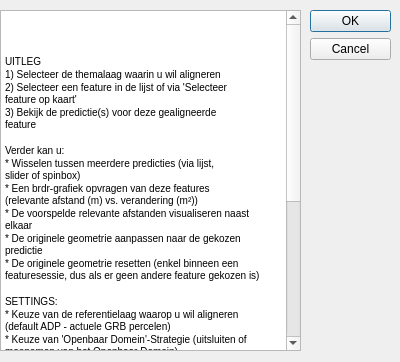
This is plugin/brdrq/brdrq_help.ui in OnroerendErfgoed/brdrQ as Qt 5 draws it before an edit. The edited form follows.
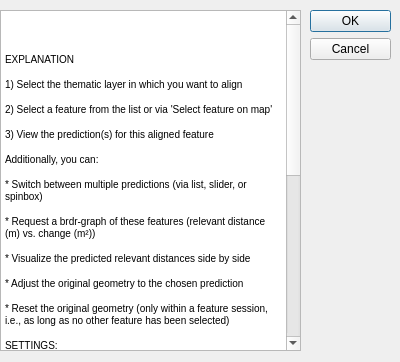
This is the edited form.

Diff of the .ui file:
```diff
--- a/plugin/brdrq/brdrq_help.ui
+++ b/plugin/brdrq/brdrq_help.ui
@@ -40,75 +40,31 @@
             </property>
             <property name="html">
                 <string>&lt;!DOCTYPE HTML PUBLIC &quot;-//W3C//DTD HTML 4.0//EN&quot; &quot;http://www.w3.org/TR/REC-html40/strict.dtd&quot;&gt;
-                    &lt;html&gt;&lt;head&gt;&lt;meta name=&quot;qrichtext&quot; content=&quot;1&quot; /&gt;&lt;style
-                    type=&quot;text/css&quot;&gt;
-                    p, li { white-space: pre-wrap; }
-                    &lt;/style&gt;&lt;/head&gt;&lt;body style=&quot; font-family:'MS Shell Dlg 2'; font-size:7.8pt;
-                    font-weight:400; font-style:normal;&quot;&gt;
-                    &lt;p style=&quot; margin-top:0px; margin-bottom:0px; margin-left:0px; margin-right:0px;
-                    -qt-block-indent:0; text-indent:0px;&quot;&gt; &lt;/p&gt;
-                    &lt;p style=&quot; margin-top:0px; margin-bottom:0px; margin-left:0px; margin-right:0px;
-                    -qt-block-indent:0; text-indent:0px;&quot;&gt;UITLEG&lt;/p&gt;
-                    &lt;p style=&quot; margin-top:0px; margin-bottom:0px; margin-left:0px; margin-right:0px;
-                    -qt-block-indent:0; text-indent:0px;&quot;&gt;1) Selecteer de themalaag waarin u wil aligneren &lt;/p&gt;
-                    &lt;p style=&quot; margin-top:0px; margin-bottom:0px; margin-left:0px; margin-right:0px;
-                    -qt-block-indent:0; text-indent:0px;&quot;&gt;2) Selecteer een feature in de lijst of via 'Selecteer
-                    feature op kaart' &lt;/p&gt;
-                    &lt;p style=&quot; margin-top:0px; margin-bottom:0px; margin-left:0px; margin-right:0px;
-                    -qt-block-indent:0; text-indent:0px;&quot;&gt;3) Bekijk de predictie(s) voor deze gealigneerde
-                    feature &lt;/p&gt;
-                    &lt;p style=&quot; margin-top:0px; margin-bottom:0px; margin-left:0px; margin-right:0px;
-                    -qt-block-indent:0; text-indent:0px;&quot;&gt; &lt;/p&gt;
-                    &lt;p style=&quot; margin-top:0px; margin-bottom:0px; margin-left:0px; margin-right:0px;
-                    -qt-block-indent:0; text-indent:0px;&quot;&gt;Verder kan u:&lt;/p&gt;
-                    &lt;p style=&quot; margin-top:0px; margin-bottom:0px; margin-left:0px; margin-right:0px;
-                    -qt-block-indent:0; text-indent:0px;&quot;&gt;* Wisselen tussen meerdere predicties (via lijst,
-                    slider of spinbox) &lt;/p&gt;
-                    &lt;p style=&quot; margin-top:0px; margin-bottom:0px; margin-left:0px; margin-right:0px;
-                    -qt-block-indent:0; text-indent:0px;&quot;&gt;* Een brdr-grafiek opvragen van deze features
-                    (relevante afstand (m) vs. verandering (m²)) &lt;/p&gt;
-                    &lt;p style=&quot; margin-top:0px; margin-bottom:0px; margin-left:0px; margin-right:0px;
-                    -qt-block-indent:0; text-indent:0px;&quot;&gt;* De voorspelde relevante afstanden visualiseren naast
-                    elkaar &lt;/p&gt;
-                    &lt;p style=&quot; margin-top:0px; margin-bottom:0px; margin-left:0px; margin-right:0px;
-                    -qt-block-indent:0; text-indent:0px;&quot;&gt;* De originele geometrie aanpassen naar de gekozen
-                    predictie&lt;/p&gt;
-                    &lt;p style=&quot; margin-top:0px; margin-bottom:0px; margin-left:0px; margin-right:0px;
-                    -qt-block-indent:0; text-indent:0px;&quot;&gt;* De originele geometrie resetten (enkel binneen een
-                    featuresessie, dus als er geen andere feature gekozen is)&lt;/p&gt;
-                    &lt;p style=&quot;-qt-paragraph-type:empty; margin-top:0px; margin-bottom:0px; margin-left:0px;
-                    margin-right:0px; -qt-block-indent:0; text-indent:0px;&quot;&gt;&lt;br /&gt;&lt;/p&gt;
-                    &lt;p style=&quot; margin-top:0px; margin-bottom:0px; margin-left:0px; margin-right:0px;
-                    -qt-block-indent:0; text-indent:0px;&quot;&gt;SETTINGS:&lt;/p&gt;
-                    &lt;p style=&quot; margin-top:0px; margin-bottom:0px; margin-left:0px; margin-right:0px;
-                    -qt-block-indent:0; text-indent:0px;&quot;&gt;* Keuze van de referentielaag waarop u wil aligneren
-                    (default ADP - actuele GRB percelen)&lt;/p&gt;
-                    &lt;p style=&quot; margin-top:0px; margin-bottom:0px; margin-left:0px; margin-right:0px;
-                    -qt-block-indent:0; text-indent:0px;&quot;&gt;* Keuze van 'Openbaar Domein'-Strategie (uitsluiten of
-                    meenemen van het Openbaar Domein)&lt;/p&gt;
-                    &lt;p style=&quot; margin-top:0px; margin-bottom:0px; margin-left:0px; margin-right:0px;
-                    -qt-block-indent:0; text-indent:0px;&quot;&gt;* Threshold_overlap_percentage (default 50):
-                    terugvalwaarde voor algoritme indien geen relevante gebieden gedetecteerd worden&lt;/p&gt;
-                    &lt;p style=&quot; margin-top:0px; margin-bottom:0px; margin-left:0px; margin-right:0px;
-                    -qt-block-indent:0; text-indent:0px;&quot;&gt;* Maximale relevante afstand: Maximale afstand (in
-                    meter) die mag gebruikt worden om predicties te zoeken. (Predictie wijkt maximaal met deze waarde af
-                    van het origineel)&lt;/p&gt;
-                    &lt;p style=&quot; margin-top:0px; margin-bottom:0px; margin-left:0px; margin-right:0px;
-                    -qt-block-indent:0; text-indent:0px;&quot;&gt;* brdr_formula toevoegen: Een veld met een
-                    formulerende beschrijving van de geometrie wordt toegevoegd aan het resultaat&lt;/p&gt;
-                    &lt;p style=&quot; margin-top:0px; margin-bottom:0px; margin-left:0px; margin-right:0px;
-                    -qt-block-indent:0; text-indent:0px;&quot;&gt;* Evaluatiestrategie FULL: Keuze die de score van de
-                    predicties bepaalt op basis van een volledige overlap met referentiepolygonen:&lt;/p&gt;
-                    &lt;p style=&quot; margin-top:0px; margin-bottom:0px; margin-left:0px; margin-right:0px;
-                    -qt-block-indent:0; text-indent:0px;&quot;&gt; * ONLY_FULL: Enkel predicties met een volledige
-                    referentie-overlap worden getoond&lt;/p&gt;
-                    &lt;p style=&quot; margin-top:0px; margin-bottom:0px; margin-left:0px; margin-right:0px;
-                    -qt-block-indent:0; text-indent:0px;&quot;&gt; * PREFER_FULL: Predicties met een volledige
-                    referentie-overlap krijgen een hogere score, anderen worden wel getoond&lt;/p&gt;
-                    &lt;p style=&quot; margin-top:0px; margin-bottom:0px; margin-left:0px; margin-right:0px;
-                    -qt-block-indent:0; text-indent:0px;&quot;&gt; * NO_FULL: Er wordt geen onderscheid gemaakt tussen
-                    predicties met of zonder volledige referentie-overlap&lt;/p&gt;&lt;/body&gt;&lt;/html&gt;
-                </string>
+&lt;html&gt;&lt;head&gt;&lt;meta name=&quot;qrichtext&quot; content=&quot;1&quot; /&gt;&lt;style type=&quot;text/css&quot;&gt;
+p, li { white-space: pre-wrap; }
+&lt;/style&gt;&lt;/head&gt;&lt;body style=&quot; font-family:'MS Shell Dlg 2'; font-size:8.25pt; font-weight:400; font-style:normal;&quot;&gt;
+&lt;p style=&quot; margin-top:0px; margin-bottom:0px; margin-left:0px; margin-right:0px; -qt-block-indent:0; text-indent:0px;&quot;&gt;&lt;span style=&quot; font-size:8pt;&quot;&gt;    &lt;/span&gt;&lt;/p&gt;
+&lt;p style=&quot; margin-top:0px; margin-bottom:0px; margin-left:0px; margin-right:0px; -qt-block-indent:0; text-indent:0px;&quot;&gt;    &lt;/p&gt;
+&lt;p style=&quot; margin-top:12px; margin-bottom:12px; margin-left:0px; margin-right:0px; -qt-block-indent:0; text-indent:0px;&quot;&gt;&lt;span style=&quot; font-size:7.8pt;&quot;&gt;EXPLANATION&lt;/span&gt;    &lt;/p&gt;
+&lt;p style=&quot; margin-top:12px; margin-bottom:12px; margin-left:0px; margin-right:0px; -qt-block-indent:0; text-indent:0px;&quot;&gt;&lt;span style=&quot; font-size:7.8pt;&quot;&gt;1) Select the thematic layer in which you want to align&lt;/span&gt;    &lt;/p&gt;
+&lt;p style=&quot; margin-top:12px; margin-bottom:12px; margin-left:0px; margin-right:0px; -qt-block-indent:0; text-indent:0px;&quot;&gt;&lt;span style=&quot; font-size:7.8pt;&quot;&gt;2) Select a feature from the list or via 'Select feature on map'&lt;/span&gt;    &lt;/p&gt;
+&lt;p style=&quot; margin-top:12px; margin-bottom:12px; margin-left:0px; margin-right:0px; -qt-block-indent:0; text-indent:0px;&quot;&gt;&lt;span style=&quot; font-size:7.8pt;&quot;&gt;3) View the prediction(s) for this aligned feature&lt;/span&gt;    &lt;/p&gt;
+&lt;p style=&quot; margin-top:12px; margin-bottom:12px; margin-left:0px; margin-right:0px; -qt-block-indent:0; text-indent:0px;&quot;&gt;&lt;span style=&quot; font-size:7.8pt;&quot;&gt;Additionally, you can:&lt;/span&gt;    &lt;/p&gt;
+&lt;p style=&quot; margin-top:12px; margin-bottom:12px; margin-left:0px; margin-right:0px; -qt-block-indent:0; text-indent:0px;&quot;&gt;&lt;span style=&quot; font-size:7.8pt;&quot;&gt;* Switch between multiple predictions (via list, slider, or spinbox)&lt;/span&gt;    &lt;/p&gt;
+&lt;p style=&quot; margin-top:12px; margin-bottom:12px; margin-left:0px; margin-right:0px; -qt-block-indent:0; text-indent:0px;&quot;&gt;&lt;span style=&quot; font-size:7.8pt;&quot;&gt;* Request a brdr-graph of these features (relevant distance (m) vs. change (m²))&lt;/span&gt;    &lt;/p&gt;
+&lt;p style=&quot; margin-top:12px; margin-bottom:12px; margin-left:0px; margin-right:0px; -qt-block-indent:0; text-indent:0px;&quot;&gt;&lt;span style=&quot; font-size:7.8pt;&quot;&gt;* Visualize the predicted relevant distances side by side&lt;/span&gt;    &lt;/p&gt;
+&lt;p style=&quot; margin-top:12px; margin-bottom:12px; margin-left:0px; margin-right:0px; -qt-block-indent:0; text-indent:0px;&quot;&gt;&lt;span style=&quot; font-size:7.8pt;&quot;&gt;* Adjust the original geometry to the chosen prediction&lt;/span&gt;    &lt;/p&gt;
+&lt;p style=&quot; margin-top:12px; margin-bottom:12px; margin-left:0px; margin-right:0px; -qt-block-indent:0; text-indent:0px;&quot;&gt;&lt;span style=&quot; font-size:7.8pt;&quot;&gt;* Reset the original geometry (only within a feature session, i.e., as long as no other feature has been selected)&lt;/span&gt;    &lt;/p&gt;
+&lt;p style=&quot; margin-top:12px; margin-bottom:12px; margin-left:0px; margin-right:0px; -qt-block-indent:0; text-indent:0px;&quot;&gt;&lt;span style=&quot; font-size:7.8pt;&quot;&gt;SETTINGS:&lt;/span&gt;    &lt;/p&gt;
+&lt;p style=&quot; margin-top:12px; margin-bottom:12px; margin-left:0px; margin-right:0px; -qt-block-indent:0; text-indent:0px;&quot;&gt;&lt;span style=&quot; font-size:7.8pt;&quot;&gt;* Choice of the reference layer on which you want to align (default ADP – current GRB parcels)&lt;/span&gt;    &lt;/p&gt;
+&lt;p style=&quot; margin-top:12px; margin-bottom:12px; margin-left:0px; margin-right:0px; -qt-block-indent:0; text-indent:0px;&quot;&gt;&lt;span style=&quot; font-size:7.8pt;&quot;&gt;* Choice of 'Public Domain' Strategy (exclude or include the Public Domain)&lt;/span&gt;    &lt;/p&gt;
+&lt;p style=&quot; margin-top:12px; margin-bottom:12px; margin-left:0px; margin-right:0px; -qt-block-indent:0; text-indent:0px;&quot;&gt;&lt;span style=&quot; font-size:7.8pt;&quot;&gt;* Threshold_overlap_percentage (default 50): fallback value for the algorithm if no relevant areas are detected&lt;/span&gt;    &lt;/p&gt;
+&lt;p style=&quot; margin-top:12px; margin-bottom:12px; margin-left:0px; margin-right:0px; -qt-block-indent:0; text-indent:0px;&quot;&gt;&lt;span style=&quot; font-size:7.8pt;&quot;&gt;* Maximum relevant distance: Maximum distance (in meters) that may be used to search for predictions. (Prediction deviates from the original by at most this value)&lt;/span&gt;    &lt;/p&gt;
+&lt;p style=&quot; margin-top:12px; margin-bottom:12px; margin-left:0px; margin-right:0px; -qt-block-indent:0; text-indent:0px;&quot;&gt;&lt;span style=&quot; font-size:7.8pt;&quot;&gt;* Add brdr_formula: A field with a descriptive formula of the geometry is added to the result&lt;/span&gt;    &lt;/p&gt;
+&lt;p style=&quot; margin-top:12px; margin-bottom:12px; margin-left:0px; margin-right:0px; -qt-block-indent:0; text-indent:0px;&quot;&gt;&lt;span style=&quot; font-size:7.8pt;&quot;&gt;* Evaluation strategy FULL: Choice that determines the prediction score based on complete overlap with reference polygons:&lt;/span&gt;    &lt;/p&gt;
+&lt;p style=&quot; margin-top:12px; margin-bottom:12px; margin-left:0px; margin-right:0px; -qt-block-indent:0; text-indent:0px;&quot;&gt;&lt;span style=&quot; font-size:7.8pt;&quot;&gt; * ONLY_FULL: Only predictions with full reference overlap are shown&lt;/span&gt;    &lt;/p&gt;
+&lt;p style=&quot; margin-top:12px; margin-bottom:12px; margin-left:0px; margin-right:0px; -qt-block-indent:0; text-indent:0px;&quot;&gt;&lt;span style=&quot; font-size:7.8pt;&quot;&gt; * PREFER_FULL: Predictions with full reference overlap get a higher score, others are still shown&lt;/span&gt;    &lt;/p&gt;
+&lt;p style=&quot; margin-top:12px; margin-bottom:12px; margin-left:0px; margin-right:0px; -qt-block-indent:0; text-indent:0px;&quot;&gt;&lt;span style=&quot; font-size:7.8pt;&quot;&gt; * NO_FULL: No distinction is made between predictions with or without full reference overlap&lt;/span&gt;  &lt;/p&gt;&lt;/body&gt;&lt;/html&gt;</string>
             </property>
         </widget>
     </widget>
```
Left out of the diff: 3 changed lines with no effect on the pictures. Lines whose indentation alone changed are shown as unchanged.
